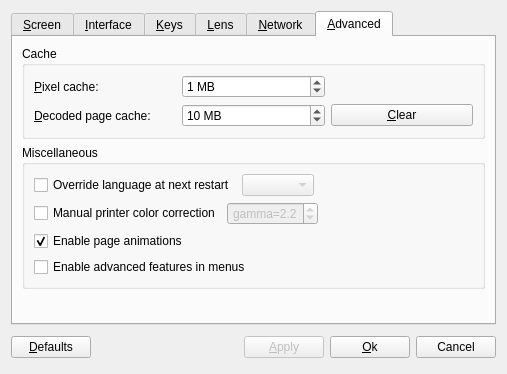
Before: the Qt Designer form src/qdjviewprefsdialog.ui in barak/djview4, drawn with Qt 5.
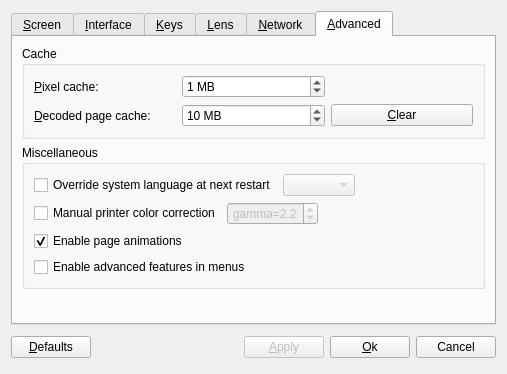
After: the same form once the commit is applied. The open tabs and pages were chosen to show the change. Custom widgets are drawn as their Qt base class.

Commit message: Language selection in preference dialog.

```diff
--- a/src/qdjviewprefsdialog.ui
+++ b/src/qdjviewprefsdialog.ui
@@ -1055,7 +1055,7 @@
             <item>
              <widget class="QCheckBox" name="languageCheckBox">
               <property name="text">
-               <string>Override language at next restart</string>
+               <string>Override system language at next restart</string>
               </property>
              </widget>
             </item>
```
Left out of the diff: 4 changed lines with no effect on the pictures. The commit also changes 6 other files.
